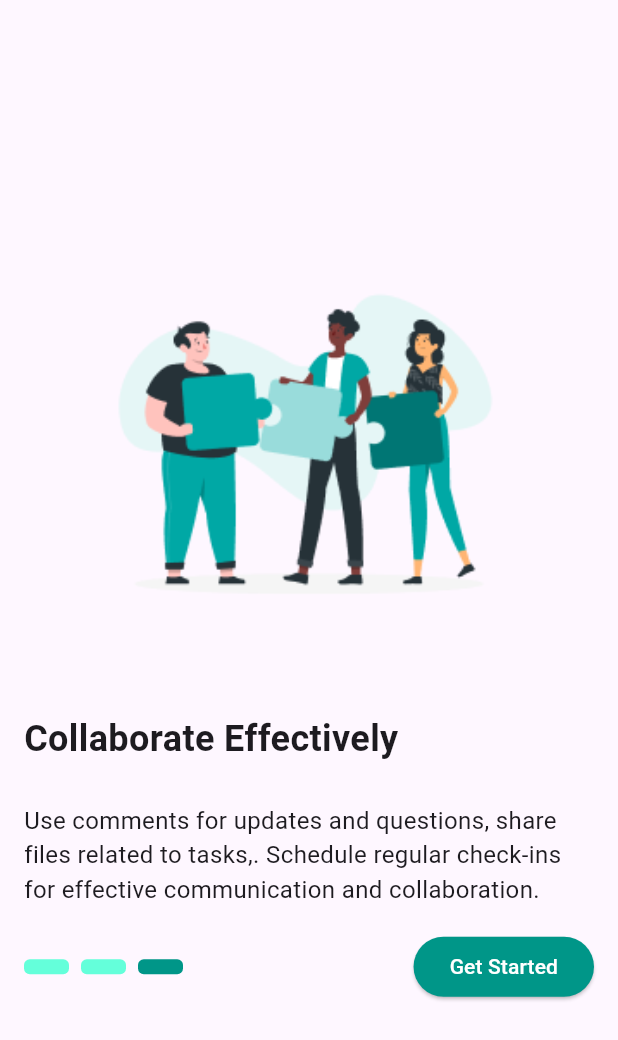
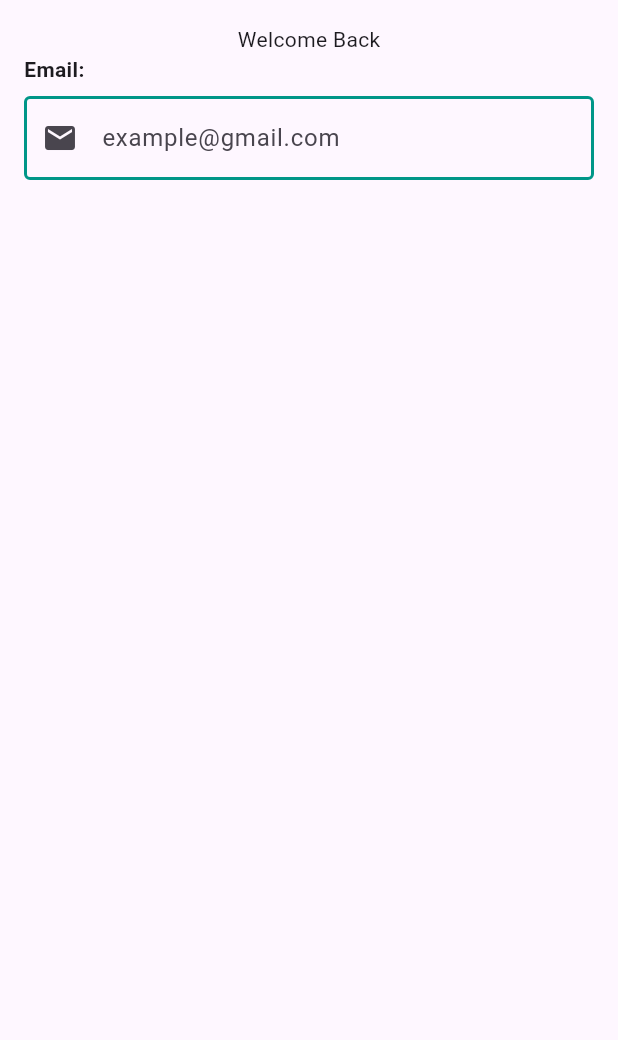
Before and after one commit to OpiniIsaac/task-manager, a Flutter app: the ThirdWelcome screen opened by its route, after a tap on "Get Started", on a phone screen of 412 x 824 dp. Shown: the top 1040 px of the screen. Run offline on Flutter 3.47's test engine with Material 2 defaults, Android fonts, the phone set to English and light mode, and no system bars.

Commit message:
created input widget

```diff
--- a/lib/main.dart
+++ b/lib/main.dart
@@ -1,6 +1,7 @@
 import 'package:flutter/material.dart';
 import 'package:task_managaer/scrrens/Welcome.dart';
 import 'package:task_managaer/scrrens/first.dart';
+import 'package:task_managaer/scrrens/login.dart';
 import 'package:task_managaer/scrrens/secondWelcome.dart';
 import 'package:task_managaer/scrrens/third-onbarding.dart';
 
@@ -22,14 +23,15 @@ class MyApp extends StatelessWidget {
         colorScheme: ColorScheme.fromSeed(seedColor: Colors.deepPurple),
         useMaterial3: true,
       ),
-      initialRoute: '/',
+      // initialRoute: '/',
       routes: {
            '/':(context) => Welcome(),
         '/first':(context) => FirstWelcomeScreen(),
           '/second':(context) => SecondWelcome(),
             '/third':(context) => ThirdWelcome(),
+             '/login':(context) => Login(),
               },
-      // home: FirstWelcomeScreen(),
+      // home: Login(),
     );
   }
 }
--- /dev/null
+++ b/lib/scrrens/login.dart
@@ -0,0 +1,25 @@
+import 'package:flutter/material.dart';
+import 'package:task_managaer/widgets/inputs.dart';
+
+class Login extends StatelessWidget {
+  const Login({super.key});
+
+  @override
+  Widget build(BuildContext context) {
+    return Scaffold(
+      body: SafeArea(
+          child: Padding(
+            padding: const EdgeInsets.all(16.0),
+            child: Column(
+                  children: [
+            Center(
+              child: Text("Welcome Back"),
+            ),
+
+            Inputs(hintText: 'example@email.com', icons: Icon(Icons.email),label: 'Email',)
+                  ],
+                ),
+          )),
+    );
+  }
+}
--- a/lib/scrrens/third-onbarding.dart
+++ b/lib/scrrens/third-onbarding.dart
@@ -54,7 +54,9 @@ class ThirdWelcome extends StatelessWidget {
                   children: [
                     BreadCrumbs(first: Colors.tealAccent,second: Colors.tealAccent,third: Colors.teal),
                     ElevatedButton(
-                      onPressed: () {},
+                      onPressed: () {
+                             Navigator.pushNamed(context, '/login');
+                      },
                       style: ElevatedButton.styleFrom(
                         primary: Colors.teal, // Set the background color
                         shape: RoundedRectangleBorder(
--- /dev/null
+++ b/lib/widgets/inputs.dart
@@ -0,0 +1,39 @@
+import 'package:flutter/material.dart';
+
+class Inputs extends StatelessWidget {
+  final String label;
+  final String hintText;
+  final Icon icons;
+  const Inputs({ required this.hintText, required this.icons,required this.label, Key? key }):super(key: key);
+
+  @override
+  Widget build(BuildContext context) {
+    return Container(
+      child: Column(
+        crossAxisAlignment: CrossAxisAlignment.stretch,
+        children: [
+          Text(
+            'Email:',
+            style: TextStyle(
+              fontWeight: FontWeight.bold,
+            ),
+          ),
+          SizedBox(height: 8.0), // Add some space between text and text field
+          TextField(
+            keyboardType: TextInputType.emailAddress,
+            decoration: InputDecoration(
+              prefixIcon: Icon(Icons.email), // Email Icon
+              hintText: 'example@gmail.com',
+              focusedBorder: OutlineInputBorder(
+                borderSide: BorderSide(color: Colors.teal, width: 2.0),
+              ),
+              enabledBorder: OutlineInputBorder(
+                borderSide: BorderSide(color: Colors.teal, width: 2.0),
+              ),
+            ),
+          ),
+        ],
+      ),
+    );
+  }
+}
```
